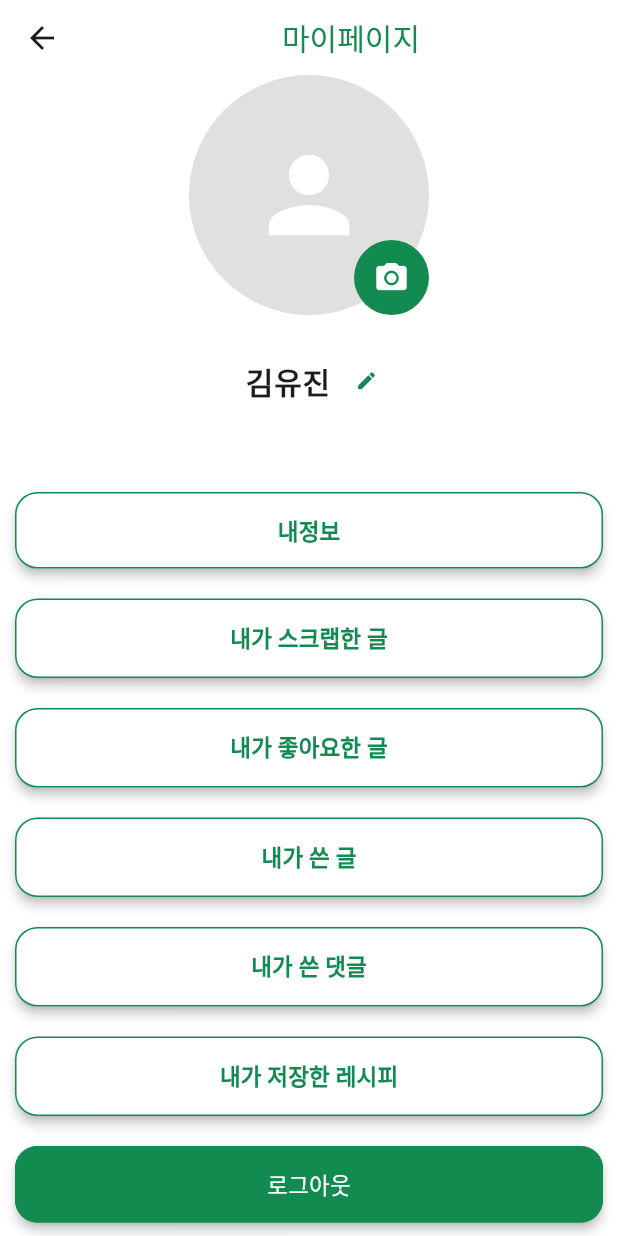
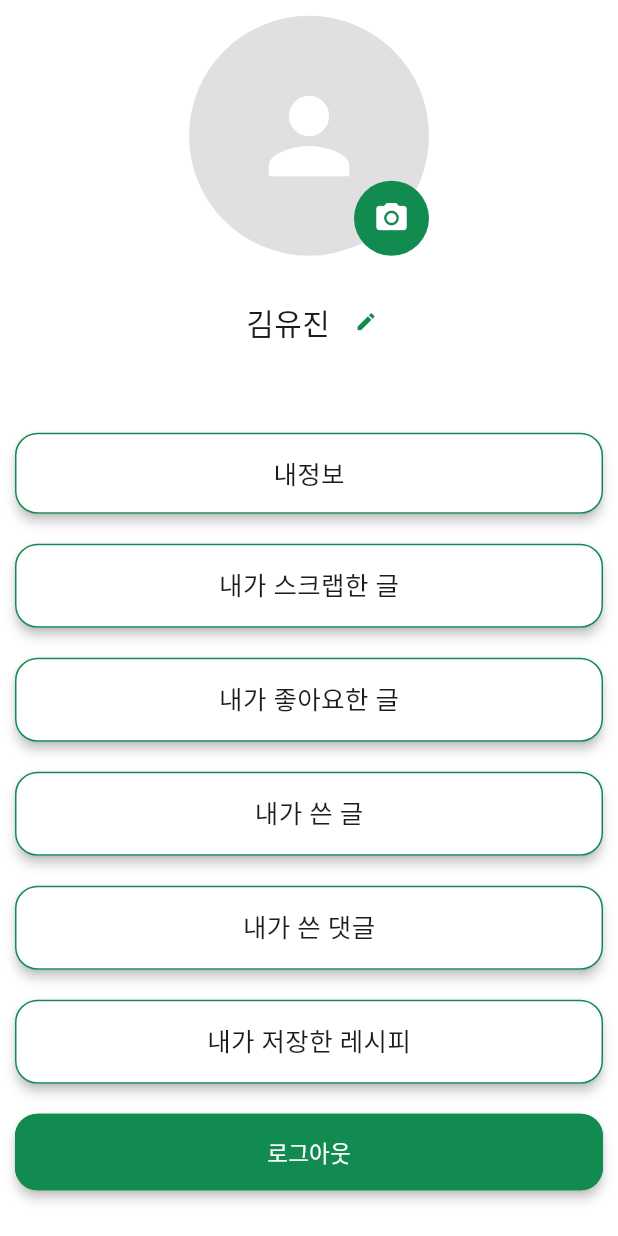
Before and after one commit to 25-1AlphaProject/Frontend, a Flutter app: the MypageMain screen opened directly, on a phone screen of 412 x 824 dp. Run offline on Flutter 3.47's test engine with Material 3 defaults, Android fonts, the phone set to English and light mode, and no system bars; our stand-ins replace card_swiper, image_picker, percent_indicator; missing offline and left inert: linear_progress_bar, string_similarity; Roboto replaces fonts that are missing (Pretendard-medium, Pretendard-regular, PretendartVariable).

Commit message:
FIX : font edit, Create layout

```diff
--- a/alpha_front/lib/meal/meal_edit.dart
+++ b/alpha_front/lib/meal/meal_edit.dart
@@ -1,5 +1,5 @@
 import 'package:alpha_front/Home/home.dart';
-import 'package:alpha_front/widgets/baseappbar.dart';
+import 'package:alpha_front/widgets/base_app_bar.dart';
 import 'package:flutter/material.dart';
 
 class MealEdit extends StatefulWidget {
@@ -38,7 +38,7 @@ class _MealEditState extends State<MealEdit> {
   @override
   Widget build(BuildContext context) {
     return Scaffold(
-      appBar: BaseAppbar(title: '식단 수정'),
+      // appBar: BaseAppbar(title: '식단 수정'),
       body: Padding(
         padding: const EdgeInsets.all(20.0),
         child: Column(
--- a/alpha_front/lib/mypage/mypage_main.dart
+++ b/alpha_front/lib/mypage/mypage_main.dart
@@ -4,8 +4,8 @@ import 'package:flutter/services.dart';
 import 'package:alpha_front/Login/login.dart';
 import 'package:alpha_front/mypage/mypage_mylike.dart';
 import 'package:alpha_front/mypage/mypage_myscrap.dart';
-import 'package:alpha_front/widgets/baseappbar.dart';
-import 'package:alpha_front/widgets/basenavigationbar.dart';
+import 'package:alpha_front/widgets/base_app_bar.dart';
+import 'package:alpha_front/widgets/bottom_nav_bar.dart';
 import 'package:flutter/material.dart';
 import 'package:image_picker/image_picker.dart';
 
@@ -85,7 +85,7 @@ Future<void> _editMyinfo() async {
   Widget build(BuildContext context) {
     return Scaffold(
       backgroundColor: Colors.white,
-      appBar: BaseAppbar(title: '마이페이지'),
+      // appBar: BaseAppbar(title: '마이페이지'),
       body: Center(
         child: Column(
           mainAxisAlignment: MainAxisAlignment.center,
@@ -155,14 +155,16 @@ Future<void> _editMyinfo() async {
                   elevation: 3,
                 ),
                 onPressed: _editMyinfo,
-                child: const Text(
+                child: Text(
                   '내정보',
-                  style: TextStyle(
-                    fontFamily: 'PretendartVariable',
-                    fontSize: 15,
-                    fontWeight: FontWeight.bold,
-                    color: Color(0xff118B50),
-                  ),
+                  // style: TextStyle(
+                  //   fontFamily: 'PretendardVariable',
+                  //   fontSize: 15,
+                  //   fontWeight: FontWeight.bold,
+                  //   color: Color(0xff118B50),
+                  // ),
+                  style: Theme.of(context).textTheme.bodyMedium,
+
                 ),
               ),
             ),
@@ -185,14 +187,15 @@ Future<void> _editMyinfo() async {
                       MaterialPageRoute(
                           builder: (context) => const MypageMyscrap()));
                 },
-                child: const Text(
+                child: Text(
                   '내가 스크랩한 글',
-                  style: TextStyle(
-                    fontFamily: 'PretendartVariable',
-                    fontSize: 15,
-                    fontWeight: FontWeight.bold,
-                    color: Color(0xff118B50),
-                  ),
+                  // style: TextStyle(
+                  //   fontFamily: 'PretendartVariable',
+                  //   fontSize: 15,
+                  //   fontWeight: FontWeight.bold,
+                  //   color: Color(0xff118B50),
+                  // ),
+                  style: Theme.of(context).textTheme.bodyMedium,
                 ),
               ),
             ),
@@ -215,14 +218,15 @@ Future<void> _editMyinfo() async {
                       MaterialPageRoute(
                           builder: (context) => const MypageMylike()));
                 },
-                child: const Text(
+                child: Text(
                   '내가 좋아요한 글',
-                  style: TextStyle(
-                    fontFamily: 'PretendartVariable',
-                    fontSize: 15,
-                    fontWeight: FontWeight.bold,
-                    color: Color(0xff118B50),
-                  ),
+                  // style: TextStyle(
+                  //   fontFamily: 'PretendartVariable',
+                  //   fontSize: 15,
+                  //   fontWeight: FontWeight.bold,
+                  //   color: Color(0xff118B50),
+                  // ),
+                  style: Theme.of(context).textTheme.bodyMedium,
                 ),
               ),
             ),
@@ -245,14 +249,15 @@ Future<void> _editMyinfo() async {
                       MaterialPageRoute(
                           builder: (context) => const MypageMywrite()));
                 },
-                child: const Text(
+                child: Text(
                   '내가 쓴 글',
-                  style: TextStyle(
-                    fontFamily: 'PretendartVariable',
-                    fontSize: 15,
-                    fontWeight: FontWeight.bold,
-                    color: Color(0xff118B50),
-                  ),
+                  // style: TextStyle(
+                  //   fontFamily: 'PretendartVariable',
+                  //   fontSize: 15,
+                  //   fontWeight: FontWeight.bold,
+                  //   color: Color(0xff118B50),
+                  // ),
+                  style: Theme.of(context).textTheme.bodyMedium,
                 ),
               ),
             ),
@@ -275,14 +280,15 @@ Future<void> _editMyinfo() async {
                       MaterialPageRoute(
                           builder: (context) => const MypageMyscrap()));
                 },
-                child: const Text(
+                child: Text(
                   '내가 쓴 댓글',
-                  style: TextStyle(
-                    fontFamily: 'PretendartVariable',
-                    fontSize: 15,
-                    fontWeight: FontWeight.bold,
-                    color: Color(0xff118B50),
-                  ),
+                  // style: TextStyle(
+                  //   fontFamily: 'PretendartVariable',
+                  //   fontSize: 15,
+                  //   fontWeight: FontWeight.bold,
+                  //   color: Color(0xff118B50),
+                  // ),
+                  style: Theme.of(context).textTheme.bodyMedium,
                 ),
               ),
             ),
@@ -305,14 +311,15 @@ Future<void> _editMyinfo() async {
                       MaterialPageRoute(
                           builder: (context) => const MypageMylike()));
                 },
-                child: const Text(
+                child: Text(
                   '내가 저장한 레시피',
-                  style: TextStyle(
-                    fontFamily: 'PretendartVariable',
-                    fontSize: 15,
-                    fontWeight: FontWeight.bold,
-                    color: Color(0xff118B50),
-                  ),
+                  // style: TextStyle(
+                  //   fontFamily: 'PretendartVariable',
+                  //   fontSize: 15,
+                  //   fontWeight: FontWeight.bold,
+                  //   color: Color(0xff118B50),
+                  // ),
+                  style: Theme.of(context).textTheme.bodyMedium,
                 ),
               ),
             ),
@@ -339,7 +346,7 @@ Future<void> _editMyinfo() async {
                 },
                 child: const Text(
                   '로그아웃',
-                  style: TextStyle(
+                  style: TextStyle( // 수정
                     fontFamily: 'yg-jalnan',
                     fontSize: 15,
                     fontWeight: FontWeight.w500,
--- a/alpha_front/lib/recipe/recipe_detail.dart
+++ b/alpha_front/lib/recipe/recipe_detail.dart
@@ -1,5 +1,5 @@
-import 'package:alpha_front/widgets/baseappbar.dart';
-import 'package:alpha_front/widgets/basenavigationbar.dart';
+import 'package:alpha_front/widgets/base_app_bar.dart';
+import 'package:alpha_front/widgets/bottom_nav_bar.dart';
 import 'package:flutter/material.dart';
 
 class RecipeDetail extends StatefulWidget {
@@ -13,7 +13,7 @@ class _RecipeDetailState extends State<RecipeDetail> {
   @override
   Widget build(BuildContext context) {
     return const Scaffold(
-      appBar: BaseAppbar(title: '레시피'),
+      // appBar: BaseAppbar(title: '레시피'),
 //       body: Container(
 //         width: double.infinity,
 //         height: MediaQuery.of(context).size.height * 0.35,
--- a/alpha_front/lib/report/report_main.dart
+++ b/alpha_front/lib/report/report_main.dart
@@ -1,5 +1,5 @@
-import 'package:alpha_front/widgets/baseappbar.dart';
-import 'package:alpha_front/widgets/basenavigationbar.dart';
+import 'package:alpha_front/widgets/base_app_bar.dart';
+import 'package:alpha_front/widgets/bottom_nav_bar.dart';
 import 'package:flutter/cupertino.dart';
 import 'package:flutter/material.dart';
 
@@ -14,7 +14,7 @@ class _ReportMainState extends State<ReportMain> {
   @override
   Widget build(BuildContext context) {
     return Scaffold(
-      appBar: BaseAppbar(title: '결과리포트'),
+      // appBar: BaseAppbar(title: '결과리포트'),
       body: SingleChildScrollView(
         child: Column(
           children: [
--- a/alpha_front/lib/widgets/baseappbar.dart
+++ /dev/null
@@ -1,42 +0,0 @@
-import 'package:flutter/material.dart';
-
-class BaseAppbar extends StatelessWidget implements PreferredSizeWidget {
-  final String title;
-  final TextAlign titleAlign;
-  final TextStyle? titleStyle;
-
-  const BaseAppbar({
-    required this.title,
-    this.titleAlign = TextAlign.center,
-    this.titleStyle,
-    super.key,
-  });
-
-  @override
-  Widget build(BuildContext context) {
-    return AppBar(
-      centerTitle: true,
-      backgroundColor: Colors.white.withAlpha(0),
-      title: Align(
-        alignment: titleAlign == TextAlign.left
-            ? Alignment.centerLeft
-            : titleAlign == TextAlign.center
-                ? Alignment.center
-                : Alignment.centerRight,
-        child: Text(
-          title,
-          style: titleStyle ??
-              const TextStyle(
-                fontFamily: 'yg-jalnan',
-                color: Color(0xff118B50),
-                fontSize: 20,
-              ),
-        ),
-      ),
-    );
-  }
-  //
-
-  @override
-  Size get preferredSize => const Size.fromHeight(50);
-}
```
Also changed, not shown: alpha_front/lib/Home/home.dart (+22 -21 lines), alpha_front/lib/Login/login.dart (+5 -6 lines), alpha_front/lib/community/community_list.dart (+7 -1 lines), alpha_front/lib/layout.dart (added, +60 -0 lines), alpha_front/lib/main.dart (+22 -4 lines), alpha_front/lib/recipe/recipe_description.dart (+12 -11 lines), alpha_front/lib/recipe/recipe_list.dart (+10 -10 lines), alpha_front/lib/widgets/base_app_bar.dart (added, +27 -0 lines), alpha_front/lib/widgets/basenavigationbar.dart (deleted, +0 -74 lines), alpha_front/lib/widgets/bottom_nav_bar.dart (added, +60 -0 lines), alpha_front/lib/widgets/dietManagement.dart (+9 -9 lines).
